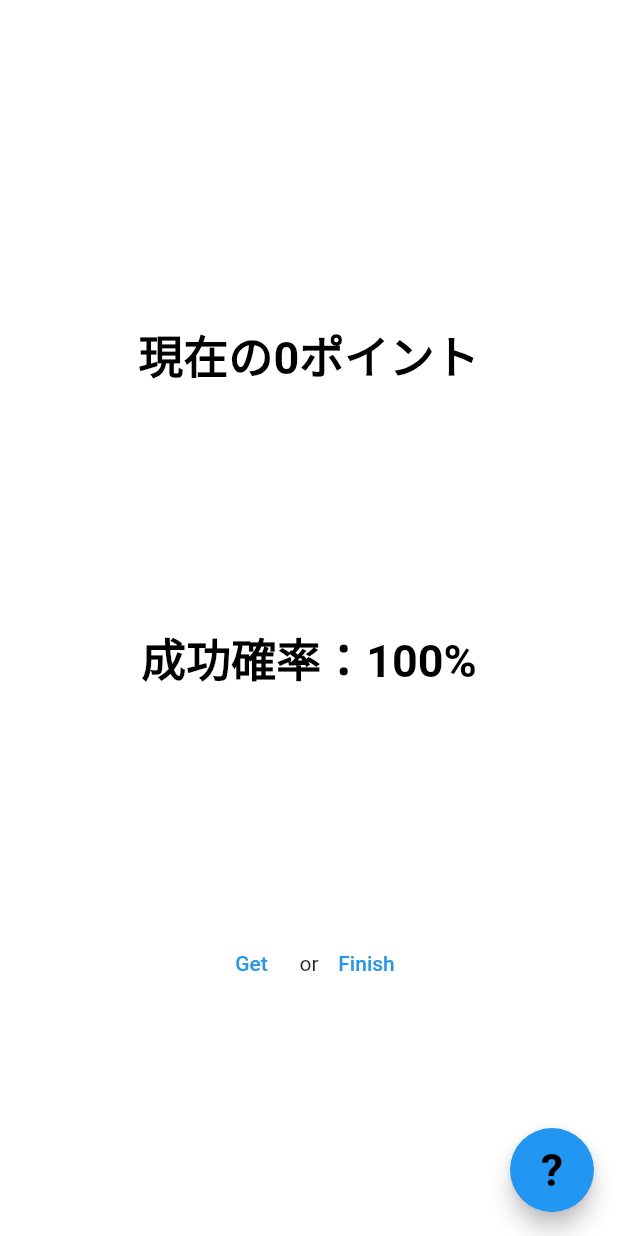
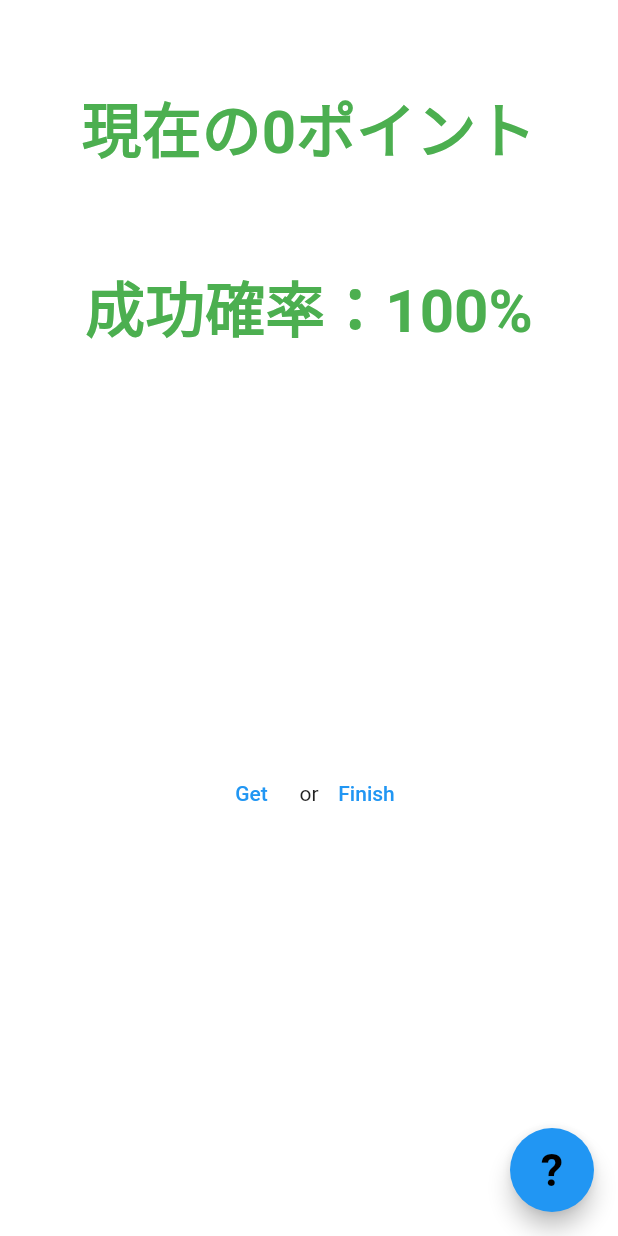
Before and after one commit to iseruuuuu/prize_get_app, a Flutter app: the GameScreen screen opened directly, on a phone screen of 412 x 824 dp. Run offline on Flutter 3.47's test engine with Material 2 defaults, Android fonts, the phone set to English and light mode, and no system bars; our stand-ins replace flutter_easyloading, get, shared_preferences; missing offline and left inert: enum_to_string; accounts and stored records are empty.

Commit message:
add: GameScreenのデザインを変更

```diff
--- a/lib/screen/game_screen/game_screen.dart
+++ b/lib/screen/game_screen/game_screen.dart
@@ -17,26 +17,27 @@ class GameScreen extends StatelessWidget {
       ),
       body: Center(
         child: Column(
-          mainAxisAlignment: MainAxisAlignment.spaceEvenly,
           children: [
             Obx(() => Text(
                 '現在の${controller.count}ポイント',
                 style: const TextStyle(
-                  fontSize: 30,
+                  fontSize: 40,
                   fontWeight: FontWeight.bold,
-                  color: Colors.black,
+                  color: Colors.green,
                 ),
               ),
             ),
+            const SizedBox(height: 60,),
             Obx(() => Text(
                 '成功確率：${controller.randomPercent}%',
                 style: const TextStyle(
-                  fontSize: 30,
+                  fontSize: 40,
                   fontWeight: FontWeight.bold,
-                  color: Colors.black,
+                  color: Colors.green,
                 ),
               ),
             ),
+            const Spacer(),
             Row(
               mainAxisAlignment: MainAxisAlignment.center,
               children: [
@@ -51,6 +52,7 @@ class GameScreen extends StatelessWidget {
                 ),
               ],
             ),
+            const Spacer(),
           ],
         ),
       ),
```
